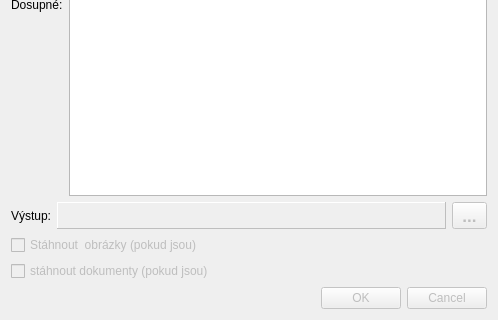
First picture: the form in download_data_dialog_base.ui, repository geosense/DownloadData, before the edit; both pictures show x 0 to 498 and y 372 to 692 of the 498 by 692 pixel window.
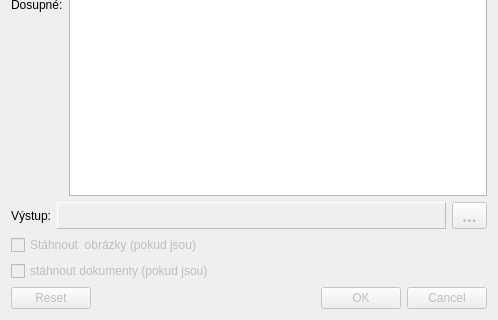
Second picture: the form after the edit.

Commit message: dialog cleening

Patch:
```diff
--- a/download_data_dialog_base.ui
+++ b/download_data_dialog_base.ui
@@ -324,7 +324,7 @@
       <enum>Qt::Horizontal</enum>
      </property>
      <property name="standardButtons">
-      <set>QDialogButtonBox::Cancel|QDialogButtonBox::Ok</set>
+      <set>QDialogButtonBox::Cancel|QDialogButtonBox::Ok|QDialogButtonBox::Reset</set>
      </property>
     </widget>
    </item>
```
Left out of the diff: 16 changed lines with no effect on the pictures. The commit also changes 2 other files.
